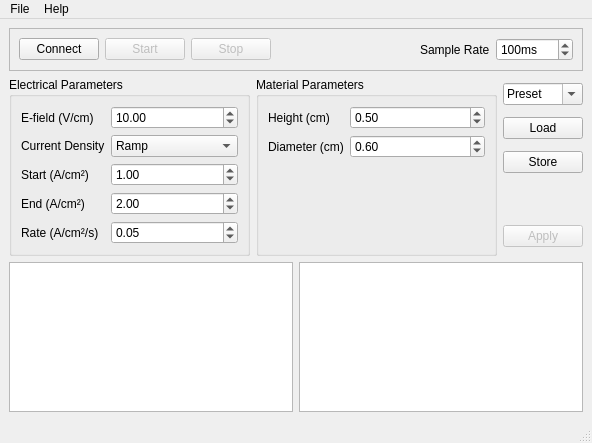
Qt form MainWindow.ui (Trefoil-Lab/Flash_v1) before a commit.
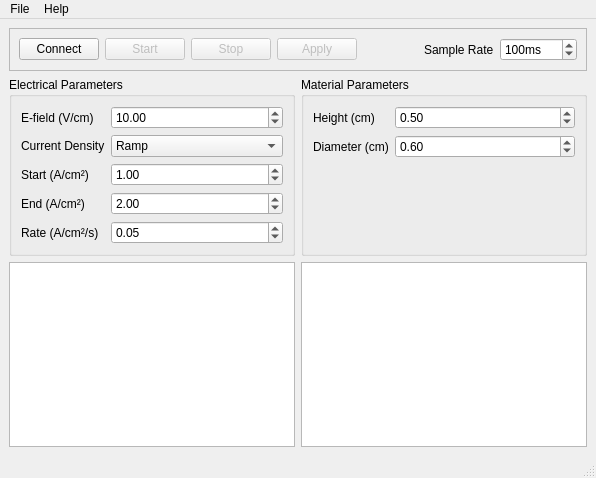
The same form after that commit.

What changed in the file:
```diff
--- a/MainWindow.ui
+++ b/MainWindow.ui
@@ -6,8 +6,8 @@
    <rect>
     <x>0</x>
     <y>0</y>
-    <width>592</width>
-    <height>440</height>
+    <width>596</width>
+    <height>478</height>
    </rect>
   </property>
   <property name="sizePolicy">
@@ -69,6 +69,22 @@
          </property>
         </widget>
        </item>
+       <item>
+        <widget class="QPushButton" name="applyButton">
+         <property name="enabled">
+          <bool>false</bool>
+         </property>
+         <property name="sizePolicy">
+          <sizepolicy hsizetype="Preferred" vsizetype="Fixed">
+           <horstretch>0</horstretch>
+           <verstretch>0</verstretch>
+          </sizepolicy>
+         </property>
+         <property name="text">
+          <string>Apply</string>
+         </property>
+        </widget>
+       </item>
        <item>
         <spacer name="horizontalSpacer_2">
          <property name="orientation">
@@ -269,72 +285,6 @@
         </layout>
        </widget>
       </item>
-      <item>
-       <layout class="QVBoxLayout" name="applyBox">
-        <property name="sizeConstraint">
-         <enum>QLayout::SizeConstraint::SetMaximumSize</enum>
-        </property>
-        <item>
-         <widget class="QComboBox" name="presetComboBox">
-          <property name="editable">
-           <bool>true</bool>
-          </property>
-          <property name="currentText">
-           <string>Preset</string>
-          </property>
-          <property name="placeholderText">
-           <string>Preset</string>
-          </property>
-         </widget>
-        </item>
-        <item>
-         <widget class="QPushButton" name="loadPresetButton">
-          <property name="text">
-           <string>Load</string>
-          </property>
-         </widget>
-        </item>
-        <item>
-         <widget class="QPushButton" name="storePresetButton">
-          <property name="text">
-           <string>Store</string>
-          </property>
-         </widget>
-        </item>
-        <item>
-         <spacer name="verticalSpacer">
-          <property name="orientation">
-           <enum>Qt::Orientation::Vertical</enum>
-          </property>
-          <property name="sizeType">
-           <enum>QSizePolicy::Policy::Preferred</enum>
-          </property>
-          <property name="sizeHint" stdset="0">
-           <size>
-            <width>20</width>
-            <height>40</height>
-           </size>
-          </property>
-         </spacer>
-        </item>
-        <item>
-         <widget class="QPushButton" name="applyButton">
-          <property name="enabled">
-           <bool>false</bool>
-          </property>
-          <property name="sizePolicy">
-           <sizepolicy hsizetype="Preferred" vsizetype="Fixed">
-            <horstretch>0</horstretch>
-            <verstretch>0</verstretch>
-           </sizepolicy>
-          </property>
-          <property name="text">
-           <string>Apply</string>
-          </property>
-         </widget>
-        </item>
-       </layout>
-      </item>
      </layout>
     </item>
     <item>
@@ -380,7 +330,7 @@
     <rect>
      <x>0</x>
      <y>0</y>
-     <width>592</width>
+     <width>596</width>
      <height>33</height>
     </rect>
    </property>
```
